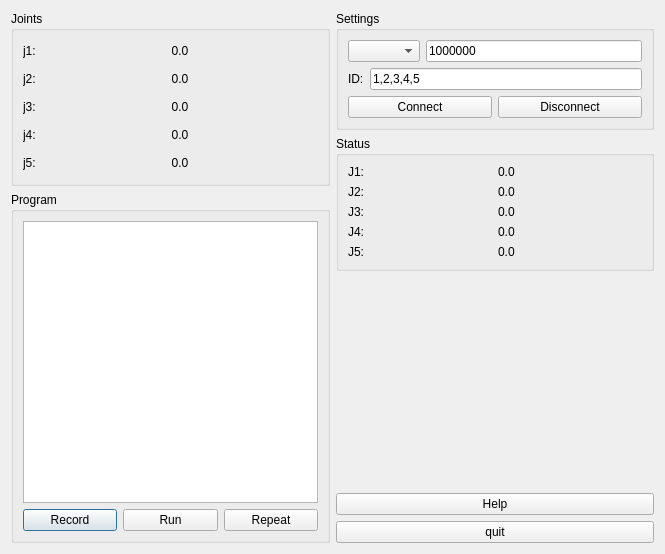
Qt form inchworm_like.ui (Skyendless/MiniBot) before a commit.
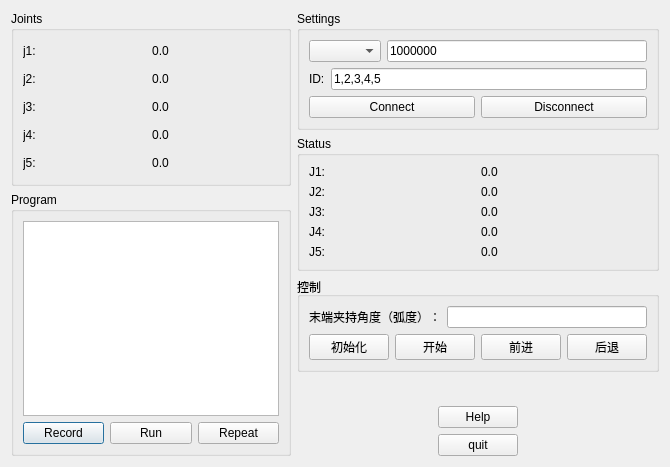
The same form after that commit. Icons and pictures are not drawn.

Commit message: 仿尺蠖构型添加控制框界面

```diff
--- a/inchworm_like.ui
+++ b/inchworm_like.ui
@@ -6,14 +6,14 @@
    <rect>
     <x>0</x>
     <y>0</y>
-    <width>665</width>
-    <height>554</height>
+    <width>670</width>
+    <height>467</height>
    </rect>
   </property>
   <property name="windowTitle">
    <string>inchworm_like</string>
   </property>
-  <layout class="QHBoxLayout" name="horizontalLayout">
+  <layout class="QHBoxLayout" name="horizontalLayout_7">
    <item>
     <layout class="QVBoxLayout" name="verticalLayout">
      <item>
@@ -410,7 +410,7 @@
     </layout>
    </item>
    <item>
-    <layout class="QVBoxLayout" name="verticalLayout_3">
+    <layout class="QVBoxLayout" name="verticalLayout_6">
      <item>
       <widget class="QGroupBox" name="groupBox_5">
        <property name="title">
@@ -549,6 +549,61 @@
        </layout>
       </widget>
      </item>
+     <item>
+      <widget class="QGroupBox" name="groupBox_2">
+       <property name="title">
+        <string>控制</string>
+       </property>
+       <layout class="QVBoxLayout" name="verticalLayout_5">
+        <item>
+         <layout class="QHBoxLayout" name="horizontalLayout">
+          <item>
+           <widget class="QLabel" name="label_6">
+            <property name="text">
+             <string>末端夹持角度（弧度）：</string>
+            </property>
+           </widget>
+          </item>
+          <item>
+           <widget class="QLineEdit" name="gripper_angle_line_edit"/>
+          </item>
+         </layout>
+        </item>
+        <item>
+         <layout class="QHBoxLayout" name="horizontalLayout_2">
+          <item>
+           <widget class="QPushButton" name="init_button">
+            <property name="text">
+             <string>初始化</string>
+            </property>
+           </widget>
+          </item>
+          <item>
+           <widget class="QPushButton" name="start_button">
+            <property name="text">
+             <string>开始</string>
+            </property>
+           </widget>
+          </item>
+          <item>
+           <widget class="QPushButton" name="forward_button">
+            <property name="text">
+             <string>前进</string>
+            </property>
+           </widget>
+          </item>
+          <item>
+           <widget class="QPushButton" name="back_button">
+            <property name="text">
+             <string>后退</string>
+            </property>
+           </widget>
+          </item>
+         </layout>
+        </item>
+       </layout>
+      </widget>
+     </item>
      <item>
       <spacer name="verticalSpacer">
        <property name="orientation">
@@ -563,18 +618,52 @@
       </spacer>
      </item>
      <item>
-      <widget class="QPushButton" name="help_button">
-       <property name="text">
-        <string>Help</string>
-       </property>
-      </widget>
-     </item>
-     <item>
-      <widget class="QPushButton" name="quit_button">
-       <property name="text">
-        <string>quit</string>
-       </property>
-      </widget>
+      <layout class="QHBoxLayout" name="horizontalLayout_6">
+       <item>
+        <spacer name="horizontalSpacer">
+         <property name="orientation">
+          <enum>Qt::Horizontal</enum>
+         </property>
+         <property name="sizeHint" stdset="0">
+          <size>
+           <width>40</width>
+           <height>20</height>
+          </size>
+         </property>
+        </spacer>
+       </item>
+       <item>
+        <layout class="QVBoxLayout" name="verticalLayout_3">
+         <item>
+          <widget class="QPushButton" name="help_button">
+           <property name="text">
+            <string>Help</string>
+           </property>
+          </widget>
+         </item>
+         <item>
+          <widget class="QPushButton" name="quit_button">
+           <property name="text">
+            <string>quit</string>
+           </property>
+          </widget>
+         </item>
+        </layout>
+       </item>
+       <item>
+        <spacer name="horizontalSpacer_2">
+         <property name="orientation">
+          <enum>Qt::Horizontal</enum>
+         </property>
+         <property name="sizeHint" stdset="0">
+          <size>
+           <width>40</width>
+           <height>20</height>
+          </size>
+         </property>
+        </spacer>
+       </item>
+      </layout>
      </item>
     </layout>
    </item>
```
